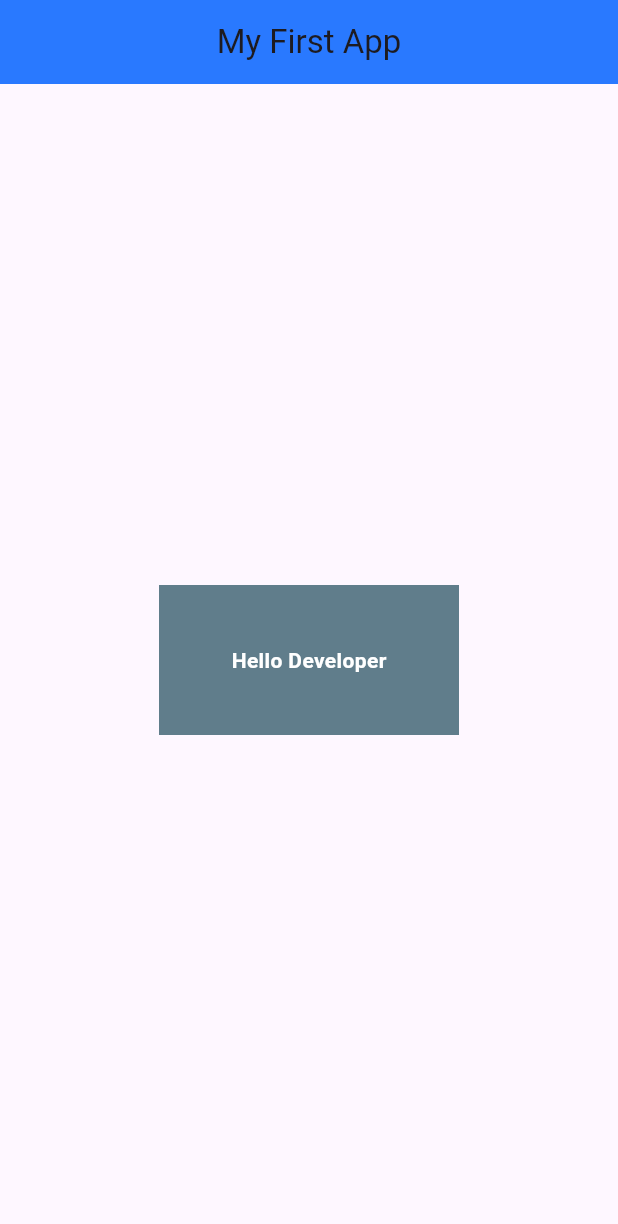
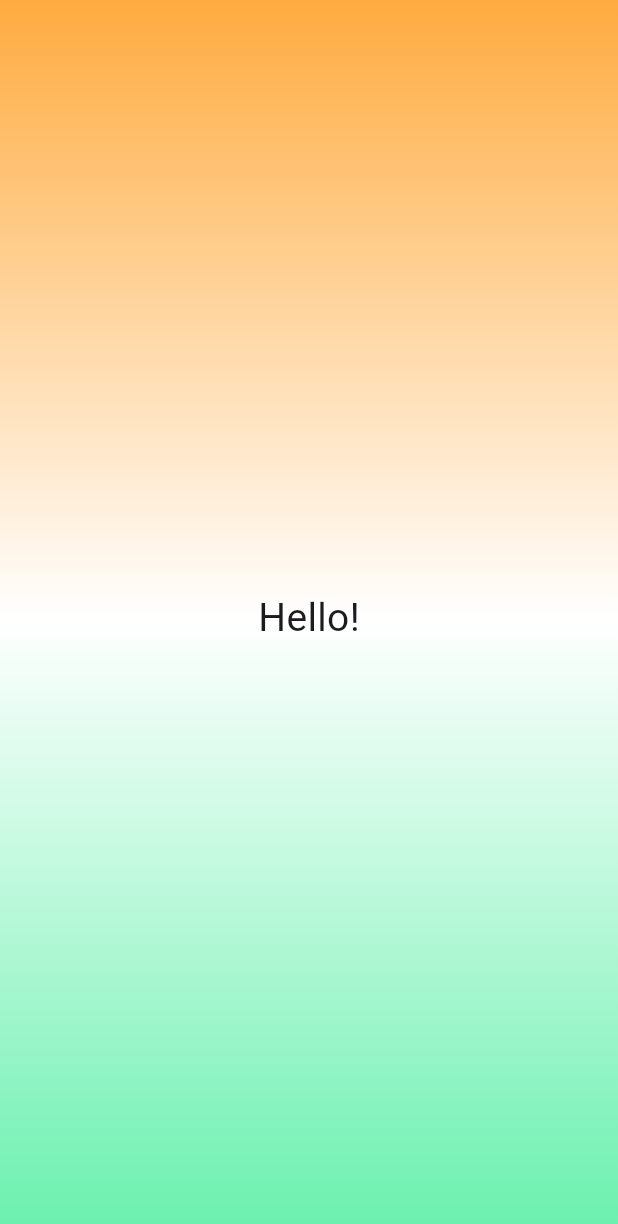
Before and after one commit to PratikPaulkar/Roll-Dice-App, a Flutter app: the screen it shows after launch, on a phone screen of 412 x 824 dp. Shown: the top 1224 px of the screen. Run offline on Flutter 3.47's test engine with Material 3 defaults, Android fonts, the phone set to English and light mode, and no system bars.

Commit message:
Created a new gradient custom widget in another file

```diff
--- /dev/null
+++ b/lib/gradient_container.dart
@@ -0,0 +1,30 @@
+import 'package:flutter/material.dart';
+
+class GradientContainer extends StatelessWidget {
+  const GradientContainer({super.key});
+
+  @override
+  Widget build(context){
+    return Container(
+          decoration: const BoxDecoration(
+            gradient: LinearGradient(
+              colors: [
+                Colors.orangeAccent,
+                Colors.white,
+                Colors.greenAccent
+              ],
+              begin: Alignment.topCenter,
+              end: Alignment.bottomCenter,
+            ),
+          ),
+          child: const Center(
+            child: Text(
+              "Hello!",
+              style: TextStyle(
+                fontSize: 26
+              ),
+              ),
+          ),
+        );
+  }
+}
--- a/lib/main.dart
+++ b/lib/main.dart
@@ -1,55 +1,12 @@
 import 'package:flutter/material.dart';
+import 'gradient_container.dart';
 
-void main(){
-  runApp(const MyApp());
+void main() {
+  runApp(
+    const MaterialApp(
+      home: Scaffold(
+        body: GradientContainer(),
+      ),
+    ),
+  );
 }
-
-
-class MyApp extends StatelessWidget {
-  const MyApp({super.key});
-
-  @override
-  Widget build(BuildContext context) {
-    return MaterialApp(
-      title: 'Flutter Demo',
-      debugShowCheckedModeBanner: false,
-      theme: ThemeData(
-        primarySwatch: Colors.purple
-      ),
-      home: const MyHomePage(),
-    );
-  }
-}
-
-class MyHomePage extends StatefulWidget {
-  const MyHomePage({super.key});
-
-  @override
-  State<MyHomePage> createState() => _MyHomePageState();
-}
-
-class _MyHomePageState extends State<MyHomePage> {
-  @override
-  Widget build(BuildContext context) {
-    return Scaffold(
-      appBar: AppBar(
-        title: const Center(child: Text("My First App")),
-        backgroundColor: Colors.blueAccent[400],
-      ),
-
-      body: Center(
-        child: Container(
-          width: 200,
-          height: 100,
-          color: Colors.blueGrey,
-          child: const Center(
-            child: Text(
-              "Hello Developer",
-              style: TextStyle(
-                color: Colors.white,
-                fontWeight: FontWeight.w700),)),
-        ),
-      ),
-    );
-  }
-}
```
